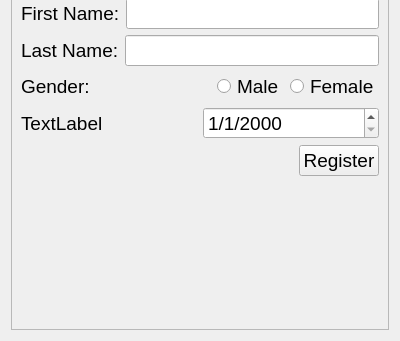
Old version of the form src/mobile-app/registerpage.ui in the repository Aesylwinn/software-engineering; both pictures show x 0 to 400 and y 459 to 800 of the 400 by 800 pixel window.
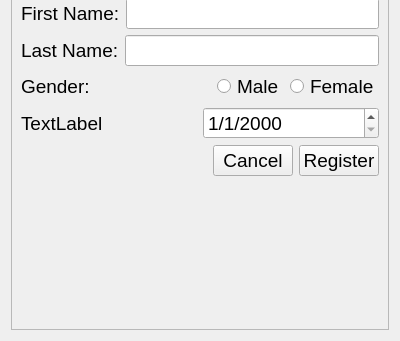
New version of the form.

Commit message: Mobile app, networking create account

Diff of the .ui file:
```diff
--- a/src/mobile-app/registerpage.ui
+++ b/src/mobile-app/registerpage.ui
@@ -462,6 +462,18 @@
            </property>
           </spacer>
          </item>
+         <item>
+          <widget class="QPushButton" name="cancelButton">
+           <property name="font">
+            <font>
+             <pointsize>14</pointsize>
+            </font>
+           </property>
+           <property name="text">
+            <string>Cancel</string>
+           </property>
+          </widget>
+         </item>
          <item>
           <widget class="QPushButton" name="registerButton">
            <property name="minimumSize">
```
Left out of the diff: 2 changed lines with no effect on the pictures. The commit also changes 2 other files.
